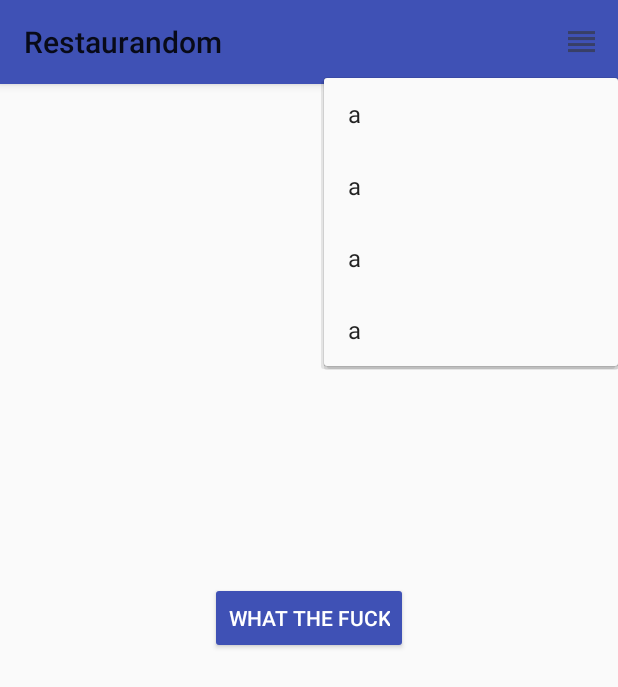
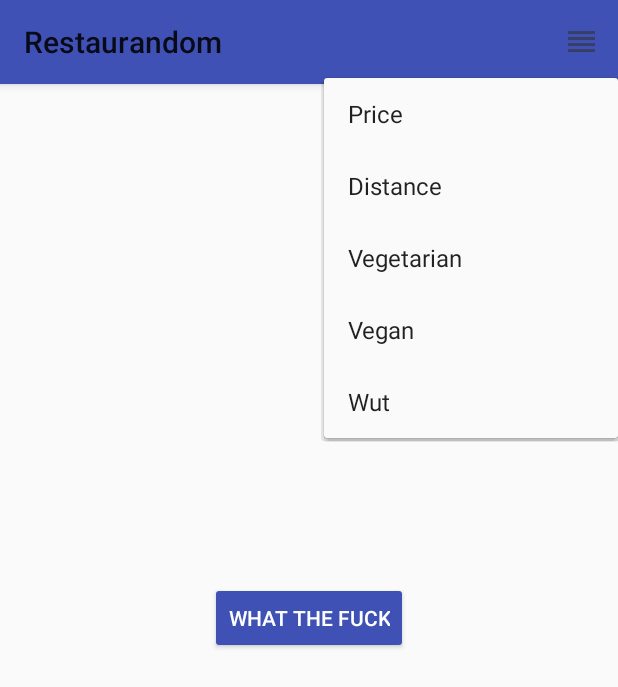
Before and after one commit to serrapark/restaurandom, an Android app: the screen it shows after launch (MainActivity), after a tap on an icon or button, on a phone screen of 412 x 824 dp. Shown: the top 687 px of the screen. Run offline under Robolectric (Android 15) with nearby library versions, the phone set to English and light mode, and no system bars.

Commit message:
latest popup menu

```diff
--- a/app/src/main/res/layout/activity_main.xml
+++ b/app/src/main/res/layout/activity_main.xml
@@ -7,7 +7,7 @@
 
     <include
         android:id="@+id/actionbar"
-        layout="@layout/actionbar"/>
+        layout="@layout/activity_actionbar"/>
 
     <Button style="@style/AppTheme.Button"
         android:id="@+id/get_restaurant"
--- a/app/src/main/res/menu/filter_menu.xml
+++ b/app/src/main/res/menu/filter_menu.xml
@@ -4,26 +4,32 @@
     >
 
     <item
-        android:id="@+id/action_photo"
+        android:id="@+id/set_price"
         android:icon="@drawable/filter_button"
-        android:title="a"
+        android:title="Price"
         app:showAsAction="always|withText" />
 
     <item
-        android:id="@+id/action_video"
+        android:id="@+id/set_distance"
         android:icon="@drawable/filter_button"
-        android:title="a"
+        android:title="Distance"
         app:showAsAction="always|withText" />
 
     <item
-        android:id="@+id/action_text"
+        android:id="@+id/set_vegetarian"
         android:icon="@drawable/filter_button"
-        android:title="a"
+        android:title="Vegetarian"
         app:showAsAction="always|withText" />
 
     <item
-        android:id="@+id/action_link"
+        android:id="@+id/set_vegan"
         android:icon="@drawable/filter_button"
-        android:title="a"
+        android:title="Vegan"
+        app:showAsAction="always|withText" />
+
+    <item
+        android:id="@+id/set_togo"
+        android:icon="@drawable/filter_button"
+        android:title="Wut"
         app:showAsAction="always|withText" />
 </menu>
```
Also changed, not shown: app/src/main/res/layout/activity_buttonsrow.xml (added, +34 -0 lines), app/src/main/res/layout/activity_actionbar.xml (renamed from app/src/main/res/layout/actionbar.xml).
